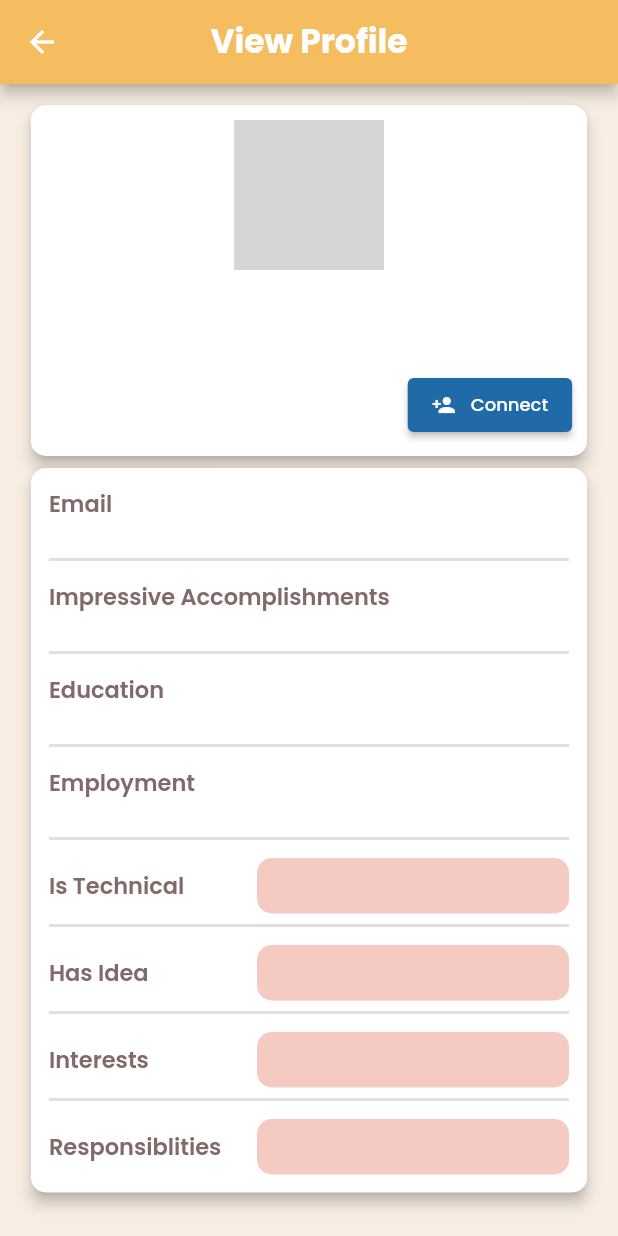
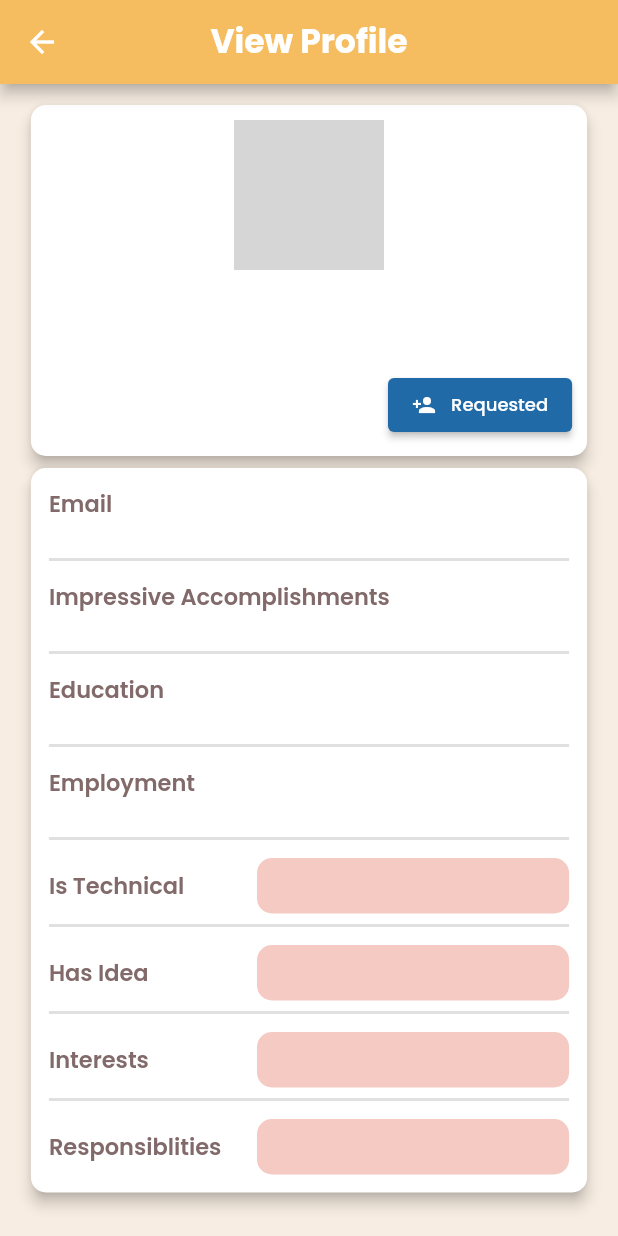
Before and after one commit to IrshadSTX/foundr-mobile-application, a Flutter app: the ViewProfileScreen screen opened directly with empty values, after a tap on "Connect", on a phone screen of 412 x 824 dp. Run offline on Flutter 3.47's test engine with Material 2 defaults, Android fonts, the phone set to English and light mode, and no system bars; our stand-ins replace dio, flutter_html, flutter_secure_storage, fluttertoast, google_fonts, image_picker and 3 more; missing offline and left inert: circle_bottom_navigation_bar, razorpay_flutter; accounts and stored records are empty; network calls fail; key blocks and very long unbroken strings in the code were emptied for the run; grey boxes are pictures that could not be loaded.

Commit message:
some edits not imp

```diff
--- /dev/null
+++ b/lib/controllers/provider/view_profile/view_profile_provider.dart
@@ -0,0 +1,9 @@
+import 'package:flutter/material.dart';
+
+class ViewProfileProvider with ChangeNotifier {
+  bool clickedConnect = false;
+  void onClickedConnect() {
+    clickedConnect = !clickedConnect;
+    notifyListeners();
+  }
+}
--- a/lib/core/api/api_config.dart
+++ b/lib/core/api/api_config.dart
@@ -1,4 +1,4 @@
-const kIpAddress = "10.4.0.98";
+const kIpAddress = "192.168.59.250";
 //10.4.1.229 51 side
 //192.168.69.250 mobile hotspot
 //192.168.137.1 workshopthrough wifi
--- a/lib/core/api/end_points.dart
+++ b/lib/core/api/end_points.dart
@@ -12,6 +12,7 @@ class ApiEndPoints {
   static String updateUserProfile = "/api/user/updateUserProfile";
   static String aboutMe = "/api/user/updateAbout";
   static String coFounder = "/api/user/updateCofounderPreference";
-
   static String matchingProfile = "/api/user/matchingProfiles";
+  static String connectionReq = "/api/user/connectionRequest";
+  static String getAllConnection = "/api/user/getConnections";
 }
--- a/lib/main.dart
+++ b/lib/main.dart
@@ -8,6 +8,7 @@ import 'package:foundr_project/controllers/provider/profile/profile_screen_provi
 import 'package:foundr_project/controllers/provider/sign_in_provider/sign_in_provider.dart';
 import 'package:foundr_project/controllers/provider/sign_up_provider/sign_up_provider.dart';
 import 'package:foundr_project/controllers/provider/splash_provider/splash_provider.dart';
+import 'package:foundr_project/controllers/provider/view_profile/view_profile_provider.dart';
 import 'package:foundr_project/core/colors.dart';
 import 'package:foundr_project/views/splash_screen.dart';
 import 'package:google_fonts/google_fonts.dart';
@@ -68,6 +69,9 @@ class MyApp extends StatelessWidget {
         ChangeNotifierProvider(
           create: (BuildContext context) => MatchingProfileProvider(),
         ),
+        ChangeNotifierProvider(
+          create: (BuildContext context) => ViewProfileProvider(),
+        ),
       ],
       child: MaterialApp(
         debugShowCheckedModeBanner: false,
--- a/lib/views/main_screens/first_screen/view_profile_screen.dart
+++ b/lib/views/main_screens/first_screen/view_profile_screen.dart
@@ -3,6 +3,7 @@ import 'dart:developer';
 import 'package:flutter/material.dart';
 
 import 'package:foundr_project/controllers/provider/matching_profile/matching_profile_provider.dart';
+import 'package:foundr_project/controllers/provider/view_profile/view_profile_provider.dart';
 import 'package:foundr_project/core/colors.dart';
 import 'package:foundr_project/core/constants.dart';
 import 'package:foundr_project/core/widgets/textstyle.dart';
@@ -61,6 +62,7 @@ class ViewProfileScreen extends StatelessWidget {
         physics: const BouncingScrollPhysics(),
         child:
             Consumer<MatchingProfileProvider>(builder: (context, data, child) {
+          bool clickedConnect = false;
           return Column(
             children: [
               kHeight10,
@@ -79,19 +81,15 @@ class ViewProfileScreen extends StatelessWidget {
                             CircleAvatar(
                               radius: 50,
                               child: profileImage != 'null'
-                                  ? Expanded(
-                                      child: CircleAvatar(
+                                  ? CircleAvatar(
                                       radius: 50,
-                                          backgroundImage:
-                                              FadeInImage.assetNetwork(
-                                            placeholder:
-                                                'assets/images/user.png',
+                                      backgroundImage: FadeInImage.assetNetwork(
+                                        placeholder: 'assets/images/user.png',
                                         image: profileImage!,
                                         fit: BoxFit.fill,
-                                            fadeInDuration: const Duration(
-                                                milliseconds: 500),
-                                          ).image),
-                                    )
+                                        fadeInDuration:
+                                            const Duration(milliseconds: 500),
+                                      ).image)
                                   : const CircleAvatar(
                                       radius: 50,
                                       backgroundColor: Colors.transparent,
@@ -116,12 +114,24 @@ class ViewProfileScreen extends StatelessWidget {
                             Row(
                               mainAxisAlignment: MainAxisAlignment.end,
                               children: [
-                                ElevatedButton(
+                                Consumer<ViewProfileProvider>(
+                                    builder: (context, data, child) {
+                                  return ElevatedButton(
                                       style: const ButtonStyle(
-                                      backgroundColor: MaterialStatePropertyAll(
-                                          Color.fromARGB(255, 32, 106, 167))),
-                                  onPressed: () {},
-                                  child: Row(
+                                          backgroundColor:
+                                              MaterialStatePropertyAll(
+                                                  Color.fromARGB(
+                                                      255, 32, 106, 167))),
+                                      onPressed: () {
+                                        Provider.of<ViewProfileProvider>(
+                                                listen: false, context)
+                                            .onClickedConnect();
+                                      },
+                                      child: Provider.of<ViewProfileProvider>(
+                                                      listen: false, context)
+                                                  .clickedConnect ==
+                                              false
+                                          ? Row(
                                               children: [
                                                 const Icon(
                                                   Icons.person_add,
@@ -130,11 +140,26 @@ class ViewProfileScreen extends StatelessWidget {
                                                 kWidth10,
                                                 const Text(
                                                   'Connect',
-                                        style: TextStyle(fontSize: 12),
+                                                  style:
+                                                      TextStyle(fontSize: 12),
                                                 )
                                               ],
+                                            )
+                                          : Row(
+                                              children: [
+                                                const Icon(
+                                                  Icons.person_add,
+                                                  size: 16,
                                                 ),
+                                                kWidth10,
+                                                const Text(
+                                                  'Requested',
+                                                  style:
+                                                      TextStyle(fontSize: 12),
                                                 )
+                                              ],
+                                            ));
+                                })
                               ],
                             )
                           ],
```
Also changed, not shown: lib/model/api/connections/connection_resp_req_model.dart (added, +50 -0 lines), lib/model/api/connections/connection_update.dart (added, +28 -0 lines), lib/model/api/connections/connectoin_req.dart (added, +18 -0 lines), lib/model/api/connections/get_connection_model.dart (added, +195 -0 lines). Lines whose indentation alone changed are shown as unchanged.
